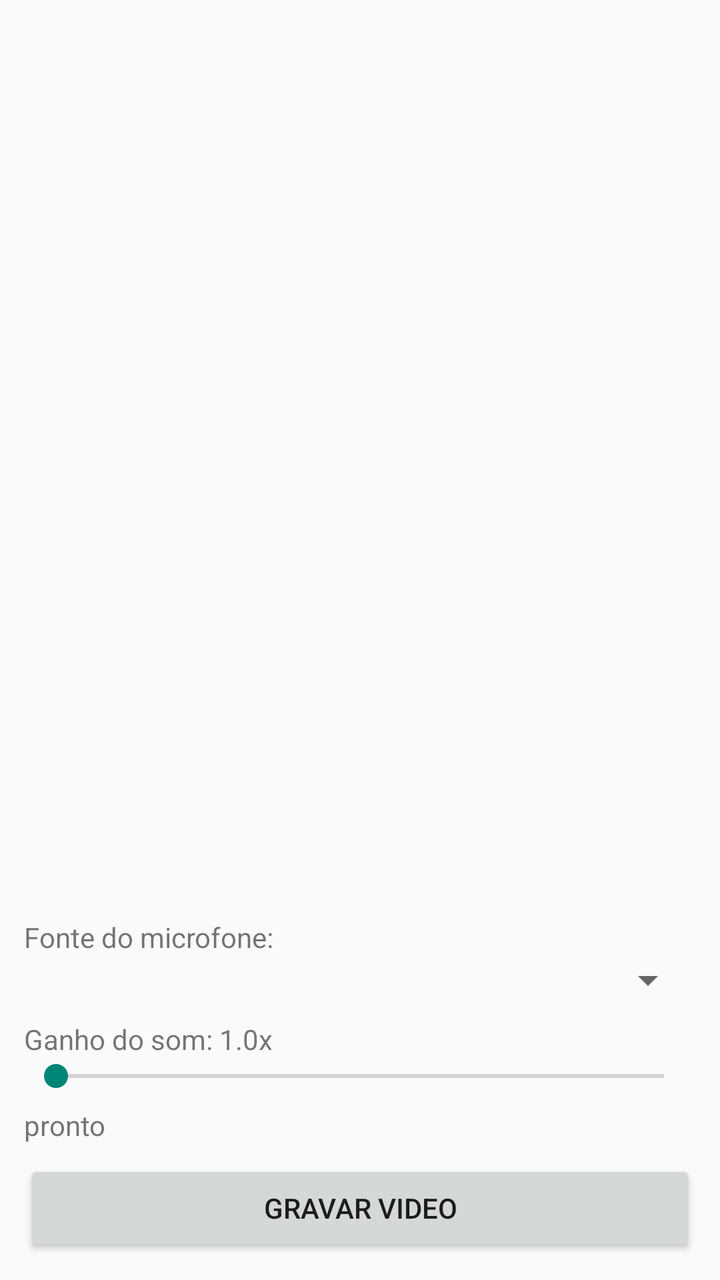
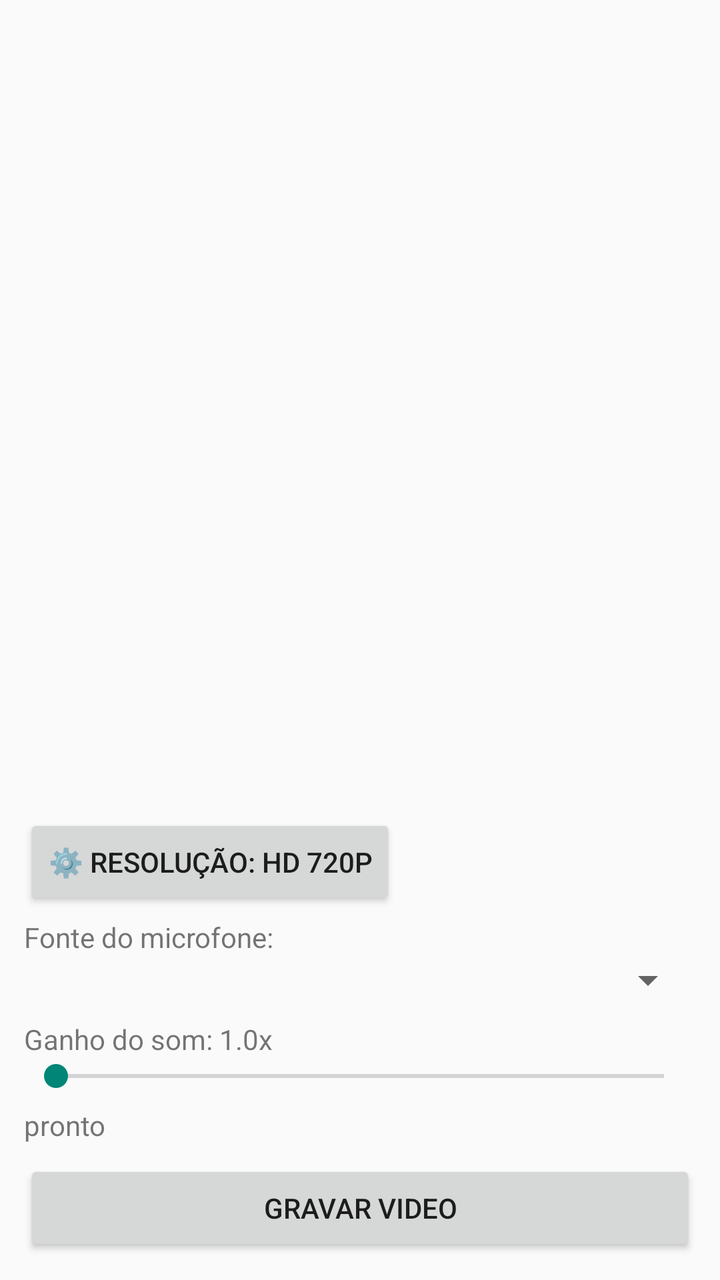

Two renders of the same Android screen: before a commit and after it. Below are the layout's source before the change and the commit's diff.
<!-- AndroidManifest.xml: application theme Theme.AppCompat.DayNight.NoActionBar -->
<!-- res/layout/activity_main.xml -->
<?xml version="1.0" encoding="utf-8"?>
<LinearLayout xmlns:android="http://schemas.android.com/apk/res/android"
    android:layout_width="match_parent" android:layout_height="match_parent"
    android:orientation="vertical" android:padding="12dp">
    <TextureView android:id="@+id/tvPreview" android:layout_width="match_parent" android:layout_height="0dp" android:layout_weight="1"/>
    <TextView android:layout_width="wrap_content" android:layout_height="wrap_content" android:text="Fonte do microfone:" android:layout_marginTop="8dp"/>
    <Spinner android:id="@+id/spFonte" android:layout_width="match_parent" android:layout_height="wrap_content"/>
    <TextView android:id="@+id/txtGanho" android:layout_width="wrap_content" android:layout_height="wrap_content" android:text="Ganho do som: 1.0x" android:layout_marginTop="8dp"/>
    <SeekBar android:id="@+id/sbGanho" android:layout_width="match_parent" android:layout_height="wrap_content" android:max="40"/>
    <TextView android:id="@+id/txtStatus" android:layout_width="wrap_content" android:layout_height="wrap_content" android:text="pronto" android:layout_marginTop="6dp"/>
    <Button android:id="@+id/btnRec" android:layout_width="match_parent" android:layout_height="wrap_content" android:text="GRAVAR VIDEO" android:layout_marginTop="8dp"/>
</LinearLayout>
<!-- resources referenced by this layout -->
<resources>

</resources>

<!-- the commit's change to res/layout/activity_main.xml (unified diff, before → after) -->
@@ -3,7 +3,8 @@
     android:layout_width="match_parent" android:layout_height="match_parent"
     android:orientation="vertical" android:padding="12dp">
     <TextureView android:id="@+id/tvPreview" android:layout_width="match_parent" android:layout_height="0dp" android:layout_weight="1"/>
-    <TextView android:layout_width="wrap_content" android:layout_height="wrap_content" android:text="Fonte do microfone:" android:layout_marginTop="8dp"/>
+    <Button android:id="@+id/btnRes" android:layout_width="wrap_content" android:layout_height="wrap_content" android:text="\u2699\uFE0F Resolução: HD 720p" android:layout_marginTop="8dp"/>
+    <TextView android:layout_width="wrap_content" android:layout_height="wrap_content" android:text="Fonte do microfone:" android:layout_marginTop="4dp"/>
     <Spinner android:id="@+id/spFonte" android:layout_width="match_parent" android:layout_height="wrap_content"/>
     <TextView android:id="@+id/txtGanho" android:layout_width="wrap_content" android:layout_height="wrap_content" android:text="Ganho do som: 1.0x" android:layout_marginTop="8dp"/>
     <SeekBar android:id="@+id/sbGanho" android:layout_width="match_parent" android:layout_height="wrap_content" android:max="40"/>
